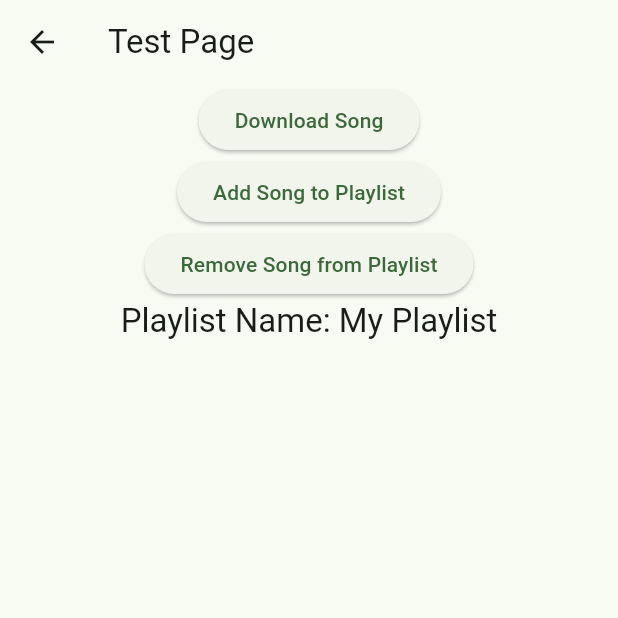
After one commit to IgorBayerl/flutter-music-app, a Flutter app: the TestPage screen opened directly, after a tap on "Download Song", on a phone screen of 412 x 824 dp, the top half of it. The commit adds this screen. Run offline on Flutter 3.47's test engine with Material 2 defaults, Android fonts, the phone set to English and light mode, and no system bars; our stand-ins replace audio_service, audio_video_progress_bar, dio, flutter_secure_storage, get_it, just_audio and 1 more; accounts and stored records are empty; network calls fail; statements that could not run were skipped.

Commit message:
Start recreating the Song class and the Playlist class

```diff
--- a/lib/interfaces/Song.dart
+++ b/lib/interfaces/Song.dart
@@ -1,25 +1,51 @@
+import 'dart:io';
+
+import 'package:path_provider/path_provider.dart';
+
 class Song {
   final String id;
   final String title;
   final String album;
-  final String url;
+  final String remotePath;
+  late String localPath;
+  final String songServerUrl;
   final bool isLocalPath;
 
   Song({
     required this.id,
     required this.title,
     required this.album,
-    required this.url,
-    this.isLocalPath = false,
-  });
+    required this.remotePath,
+    required this.songServerUrl,
+    this.localPath = '',
+  }) : isLocalPath = localPath.isNotEmpty {
+    initLocalPath();
+  }
+
+  Future<void> initLocalPath() async {
+    localPath = await _getLocalPath(id, songServerUrl);
+  }
+
+  static Future<String> _getLocalPath(String id, String serverUrl) async {
+    Directory? dir = await getExternalStorageDirectory();
+    if (dir == null) throw Exception("External storage not found");
+
+    String localPath = "${dir.path}/$id.mp3";
+    if (await File(localPath).exists()) {
+      return localPath;
+    }
+    return "";
+  }
 
   Map<String, dynamic> toJson() {
     return {
       'id': id,
       'title': title,
       'album': album,
-      'url': url,
+      'remotePath': remotePath,
+      'localPath': localPath,
       'isLocalPath': isLocalPath,
+      'songServerUrl': songServerUrl,
     };
   }
 
@@ -28,8 +54,9 @@ class Song {
       id: json['id'] as String,
       title: json['title'] as String,
       album: json['album'] as String,
-      url: json['url'] as String,
-      isLocalPath: json['isLocalPath'] as bool,
+      remotePath: json['remotePath'] as String,
+      localPath: json['localPath'] as String,
+      songServerUrl: json['songServerUrl'] as String,
     );
   }
 }
--- a/lib/main.dart
+++ b/lib/main.dart
@@ -1,5 +1,7 @@
 import 'package:flutter/material.dart';
+import 'package:flutter_audio_service_demo/pages/downloaded/downloaded.dart';
 import 'pages/settings/settings_page.dart';
+import 'pages/test_page/test_page.dart';
 import 'services/page_manager.dart';
 import 'pages/player/player_page.dart';
 import 'services/service_locator.dart';
@@ -18,7 +20,8 @@ class _MyAppState extends State<MyApp> {
 
   int _selectedPage = 1;
   final List<Widget> _pages = [
-    Page1(),
+    // DownloadedSongsWidget(),
+    TestPage(),
     MusicPlayer(),
     SettingsPage(),
   ];
--- /dev/null
+++ b/lib/models/Playlist.dart
@@ -0,0 +1,60 @@
+import 'song.dart';
+
+class Playlist {
+  final String id;
+  final String title;
+  final List<Song> songs;
+
+  Playlist({
+    required this.id,
+    required this.title,
+    required this.songs,
+  });
+
+  /// Add a song to the playlist
+  void addSong(Song song) {
+    songs.add(song);
+  }
+
+  /// Remove a song from the playlist by ID
+  void removeSong(String songId) {
+    songs.removeWhere((song) => song.id == songId);
+  }
+
+  /// Get the total duration of the playlist
+  Duration get totalDuration {
+    return songs.fold(
+      Duration.zero,
+      (acc, song) => acc + song.duration,
+    );
+  }
+
+  // Get the total size of the playlist in bytes
+  int get totalSizeInBytes {
+    return songs.fold(
+      0,
+      (acc, song) => acc + song.sizeInBytes,
+    );
+  }
+
+  factory Playlist.fromJson(Map<String, dynamic> json) {
+    final List<dynamic> songsJson = json['songs'];
+    final List<Song> songs =
+        songsJson.map((songJson) => Song.fromJson(songJson)).toList();
+    return Playlist(
+      id: json['id'] as String,
+      title: json['title'] as String,
+      songs: songs,
+    );
+  }
+
+  Map<String, dynamic> toJson() {
+    final List<Map<String, dynamic>> songsJson =
+        songs.map((song) => song.toJson()).toList();
+    return {
+      'id': id,
+      'title': title,
+      'songs': songsJson,
+    };
+  }
+}
--- /dev/null
+++ b/lib/models/Song.dart
@@ -0,0 +1,84 @@
+import 'dart:convert';
+import 'package:flutter_secure_storage/flutter_secure_storage.dart';
+
+class Song {
+  final String id;
+  final String title;
+  final String album;
+  final String artist;
+  final String remotePath;
+  final String localPath;
+  final String songServerUrl;
+  final bool isDownloaded;
+  final Duration duration;
+  final int sizeInBytes;
+  final String artworkUrl;
+
+  Song({
+    required this.id,
+    required this.title,
+    required this.album,
+    required this.artist,
+    required this.remotePath,
+    this.localPath = "",
+    this.songServerUrl = "",
+    this.isDownloaded = false,
+    required this.duration,
+    required this.sizeInBytes,
+    this.artworkUrl = "",
+  });
+
+  // A method to download the song from the remotePath to the localPath
+  Future<bool> download() async {
+    try {
+      //TODO: Add your download logic here
+
+      // Once the download is complete, save the Song object to flutter_secure_storage
+      final storage = new FlutterSecureStorage();
+      await storage.write(key: id, value: json.encode(toJson()));
+
+      return true; // return true if download was successful
+    } catch (e) {
+      print('Error downloading song: $e');
+      return false; // return false if download failed
+    }
+  }
+
+  // TODO: A method to delete the song from the localPath
+  Future<bool> delete() async {
+    // Add your delete logic here
+    return true; // return true if delete was successful
+  }
+
+  factory Song.fromJson(Map<String, dynamic> json) {
+    return Song(
+      id: json['id'] as String,
+      title: json['title'] as String,
+      album: json['album'] as String,
+      artist: json['artist'] as String,
+      remotePath: json['remotePath'] as String,
+      localPath: json['localPath'] as String,
+      songServerUrl: json['songServerUrl'] as String,
+      isDownloaded: json['isDownloaded'] as bool,
+      duration: Duration(milliseconds: json['duration'] as int),
+      sizeInBytes: json['sizeInBytes'] as int,
+      artworkUrl: json['artworkUrl'] as String,
+    );
+  }
+
+  Map<String, dynamic> toJson() {
+    return {
+      'id': id,
+      'title': title,
+      'album': album,
+      'artist': artist,
+      'remotePath': remotePath,
+      'localPath': localPath,
+      'songServerUrl': songServerUrl,
+      'isDownloaded': isDownloaded,
+      'duration': duration.inMilliseconds,
+      'sizeInBytes': sizeInBytes,
+      'artworkUrl': artworkUrl,
+    };
+  }
+}
--- a/lib/pages/player/player_page.dart
+++ b/lib/pages/player/player_page.dart
@@ -57,15 +57,15 @@ class Playlist extends StatelessWidget {
     void handleDownload(int index) async {
       print('Download button pressed for song at index $index');
       final song = pageManager.playlistNotifier.value[index];
-      await downloadService.downloadMusic(song.url);
-      print('Download complete for song at index $index');
+      await downloadService.downloadMusic(song.remotePath);
+      print('Download is complete for song at index $index');
     }
 
     void handleDelete(int index) async {
       print('Delete button pressed for song at index $index');
       final song = pageManager.playlistNotifier.value[index];
-      await downloadService.deleteMusic(song.url);
-      print('Delete complete for song at index $index');
+      await downloadService.deleteMusic(song.localPath);
+      print('Delete is complete for song at index $index');
     }
 
     void handlePlay(int index) {
@@ -88,16 +88,18 @@ class Playlist extends StatelessWidget {
                       title: Text(playlistTitles[index].title),
                       subtitle: Text(playlistTitles[index].album),
                     ),
-                    Text(playlistTitles[index].url),
-                    if (playlistTitles[index].isLocalPath)
+                    // TODO:remove this lines
+                    Text(playlistTitles[index].localPath),
+                    Text(playlistTitles[index].remotePath),
+                    if (playlistTitles[index].localPath.isEmpty)
+                      TextButton(
+                        onPressed: () => handleDownload(index),
+                        child: Text('Download'),
+                      )
+                    else
                       TextButton(
                         onPressed: () => handleDelete(index),
                         child: Text('Delete'),
-                      )
-                    else
-                      TextButton(
-                        onPressed: () => handleDownload(index),
-                        child: Text('Download'),
                       ),
                     TextButton(
                       onPressed: () => handlePlay(index),
--- /dev/null
+++ b/lib/pages/test_page/test_page.dart
@@ -0,0 +1,117 @@
+import 'package:flutter/material.dart';
+
+import '../../models/Playlist.dart';
+import '../../models/song.dart';
+
+class TestPage extends StatefulWidget {
+  const TestPage({Key? key}) : super(key: key);
+
+  @override
+  _TestPageState createState() => _TestPageState();
+}
+
+class _TestPageState extends State<TestPage> {
+  final List<Song> _songs = [
+    Song(
+      id: '1',
+      title: 'Song 1',
+      album: 'Album 1',
+      artist: 'Artist 1',
+      remotePath: 'https://example.com/song1.mp3',
+      duration: Duration(seconds: 180),
+      sizeInBytes: 5000000,
+    ),
+    Song(
+      id: '2',
+      title: 'Song 2',
+      album: 'Album 2',
+      artist: 'Artist 2',
+      remotePath: 'https://example.com/song2.mp3',
+      duration: Duration(seconds: 240),
+      sizeInBytes: 8000000,
+    ),
+    Song(
+      id: '3',
+      title: 'Song 3',
+      album: 'Album 3',
+      artist: 'Artist 3',
+      remotePath: 'https://example.com/song3.mp3',
+      duration: Duration(seconds: 300),
+      sizeInBytes: 10000000,
+    ),
+  ];
+
+  final Playlist _playlist = Playlist(
+    id: '1',
+    title: 'My Playlist',
+    songs: [],
+  );
+
+  @override
+  Widget build(BuildContext context) {
+    return Scaffold(
+      appBar: AppBar(
+        title: Text('Test Page'),
+      ),
+      body: Center(
+        child: Column(
+          mainAxisAlignment: MainAxisAlignment.center,
+          children: <Widget>[
+            ElevatedButton(
+              onPressed: () {
+                // Download a song
+                _songs[0].download().then((success) {
+                  if (success) {
+                    print('Song downloaded successfully');
+                  } else {
+                    print('Failed to download song');
+                  }
+                });
+              },
+              child: Text('Download Song'),
+            ),
+            ElevatedButton(
+              onPressed: () {
+                // Add a song to the playlist
+                setState(() {
+                  _playlist.addSong(_songs[0]);
+                });
+              },
+              child: Text('Add Song to Playlist'),
+            ),
+            ElevatedButton(
+              onPressed: () {
+                // Remove a song from the playlist
+                setState(() {
+                  _playlist.removeSong('1');
+                });
+              },
+              child: Text('Remove Song from Playlist'),
+            ),
+            Text(
+              'Playlist Name: ${_playlist.title}',
+              style: Theme.of(context).textTheme.titleLarge,
+            ),
+            SizedBox(height: 16),
+            Expanded(
+              child: ListView.builder(
+                itemCount: _playlist.songs.length,
+                itemBuilder: (context, index) {
+                  final Song song = _playlist.songs[index];
+                  return ListTile(
+                    title: Text(song.title),
+                    subtitle: Text(song.artist),
+                    onTap: () {
+                      // Play the song
+                      print('Playing ${song.title}');
+                    },
+                  );
+                },
+              ),
+            ),
+          ],
+        ),
+      ),
+    );
+  }
+}
--- a/lib/services/page_manager.dart
+++ b/lib/services/page_manager.dart
@@ -42,8 +42,10 @@ class PageManager {
               album: song.album,
               title: song.title,
               extras: {
-                'url': song.url,
+                'remotePath': song.remotePath,
+                'localPath': song.localPath,
                 'isLocalPath': song.isLocalPath,
+                'songServerUrl': song.songServerUrl,
               },
             ))
         .toList();
@@ -66,8 +68,9 @@ class PageManager {
                   id: item.id,
                   album: item.album!,
                   title: item.title,
-                  url: item.extras!['url'],
-                  isLocalPath: item.extras!['isLocalPath'],
+                  remotePath: item.extras!['remotePath'],
+                  localPath: item.extras!['localPath'],
+                  songServerUrl: item.extras!['songServerUrl'],
                 ))
             .toList();
         playlistNotifier.value = newList;
@@ -196,8 +199,10 @@ class PageManager {
       album: song.album,
       title: song.title,
       extras: {
-        'url': song.url,
+        'remotePath': song.remotePath,
+        'localPath': song.localPath,
         'isLocalPath': song.isLocalPath,
+        'songServerUrl': song.songServerUrl,
       },
     );
     _audioHandler.addQueueItem(mediaItem);
@@ -217,7 +222,8 @@ class PageManager {
     _audioHandler.stop();
   }
 
-  void playFromMediaId(int mediaId) {
-    _audioHandler.skipToQueueItem(mediaId);
+  void playFromMediaId(int mediaId) async {
+    await _audioHandler.skipToQueueItem(mediaId);
+    _audioHandler.play();
   }
 }
--- a/pubspec.yaml
+++ b/pubspec.yaml
@@ -18,6 +18,7 @@ dependencies:
   dio: ^4.0.6
   path_provider: ^2.0.12
   open_file: ^3.2.1
+  flutter_secure_storage: ^8.0.0
 
 dev_dependencies:
   flutter_lints: ^1.0.3
```
Also changed, not shown: lib/pages/downloaded/downloaded.dart (added, +55 -0 lines), lib/services/audio_handler.dart (+11 -1 lines), lib/services/download_service.dart (+7 -2 lines), lib/services/playlist_repository.dart (+6 -4 lines), pubspec.lock, 1 other file.
